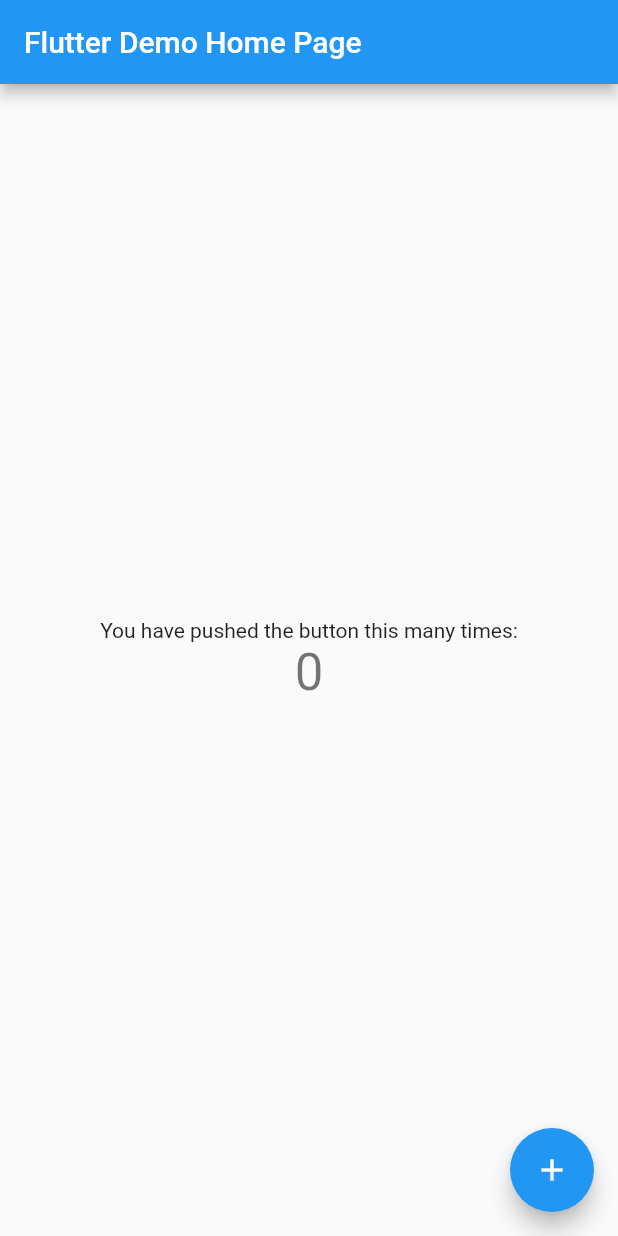
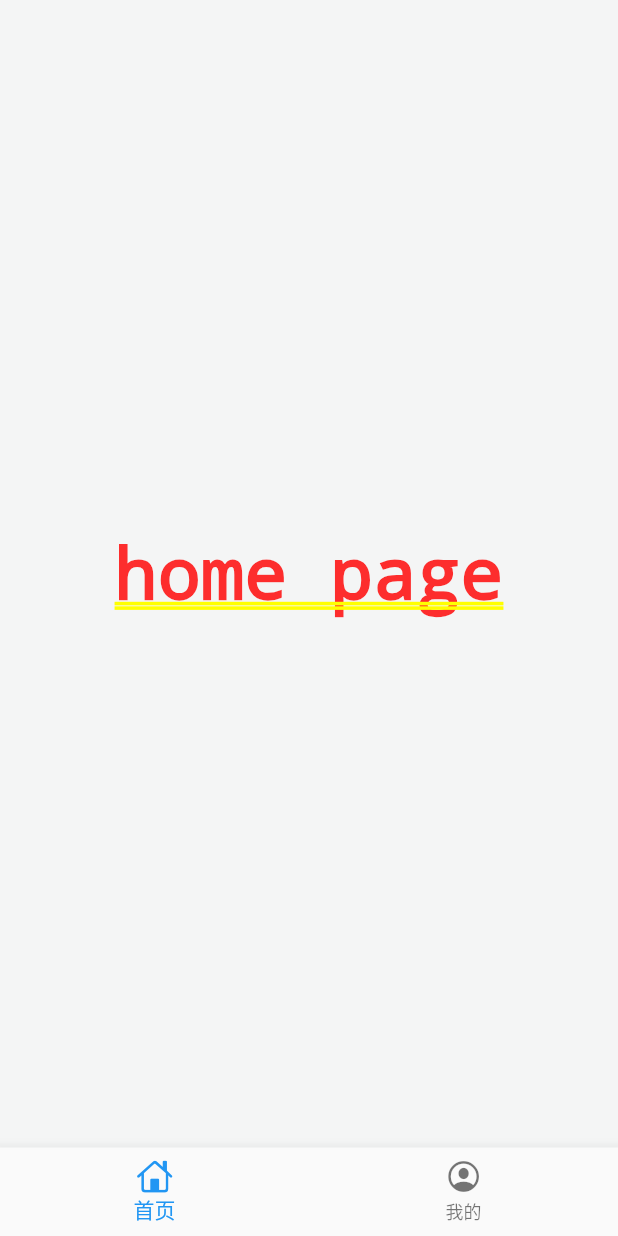
Before and after one commit to yusenD/HIT-SELL-THING, a Flutter app: the screen it shows after launch, on a phone screen of 412 x 824 dp. Run offline on Flutter 3.47's test engine with Material 2 defaults, Android fonts, the phone set to English and light mode, and no system bars.

Commit message:
have a start

```diff
--- a/hit_sell_thing/lib/main.dart
+++ b/hit_sell_thing/lib/main.dart
@@ -1,111 +1,20 @@
+import 'dart:math';
+
 import 'package:flutter/material.dart';
+import 'package:hit_sell_thing/page/index.dart';
 
-void main() => runApp(MyApp());
+void main(){
+  runApp(MyApp());
+}
 
-class MyApp extends StatelessWidget {
-  // This widget is the root of your application.
+class MyApp extends StatelessWidget{
   @override
   Widget build(BuildContext context) {
+
     return MaterialApp(
-      title: 'Flutter Demo',
-      theme: ThemeData(
-        // This is the theme of your application.
-        //
-        // Try running your application with "flutter run". You'll see the
-        // application has a blue toolbar. Then, without quitting the app, try
-        // changing the primarySwatch below to Colors.green and then invoke
-        // "hot reload" (press "r" in the console where you ran "flutter run",
-        // or simply save your changes to "hot reload" in a Flutter IDE).
-        // Notice that the counter didn't reset back to zero; the application
-        // is not restarted.
-        primarySwatch: Colors.blue,
-      ),
-      home: MyHomePage(title: 'Flutter Demo Home Page'),
+      title: '工大二手街',
+      home: new IndexPage(),
     );
   }
+
 }
-
-class MyHomePage extends StatefulWidget {
-  MyHomePage({Key key, this.title}) : super(key: key);
-
-  // This widget is the home page of your application. It is stateful, meaning
-  // that it has a State object (defined below) that contains fields that affect
-  // how it looks.
-
-  // This class is the configuration for the state. It holds the values (in this
-  // case the title) provided by the parent (in this case the App widget) and
-  // used by the build method of the State. Fields in a Widget subclass are
-  // always marked "final".
-
-  final String title;
-
-  @override
-  _MyHomePageState createState() => _MyHomePageState();
-}
-
-class _MyHomePageState extends State<MyHomePage> {
-  int _counter = 0;
-
-  void _incrementCounter() {
-    setState(() {
-      // This call to setState tells the Flutter framework that something has
-      // changed in this State, which causes it to rerun the build method below
-      // so that the display can reflect the updated values. If we changed
-      // _counter without calling setState(), then the build method would not be
-      // called again, and so nothing would appear to happen.
-      _counter++;
-    });
-  }
-
-  @override
-  Widget build(BuildContext context) {
-    // This method is rerun every time setState is called, for instance as done
-    // by the _incrementCounter method above.
-    //
-    // The Flutter framework has been optimized to make rerunning build methods
-    // fast, so that you can just rebuild anything that needs updating rather
-    // than having to individually change instances of widgets.
-    return Scaffold(
-      appBar: AppBar(
-        // Here we take the value from the MyHomePage object that was created by
-        // the App.build method, and use it to set our appbar title.
-        title: Text(widget.title),
-      ),
-      body: Center(
-        // Center is a layout widget. It takes a single child and positions it
-        // in the middle of the parent.
-        child: Column(
-          // Column is also layout widget. It takes a list of children and
-          // arranges them vertically. By default, it sizes itself to fit its
-          // children horizontally, and tries to be as tall as its parent.
-          //
-          // Invoke "debug painting" (press "p" in the console, choose the
-          // "Toggle Debug Paint" action from the Flutter Inspector in Android
-          // Studio, or the "Toggle Debug Paint" command in Visual Studio Code)
-          // to see the wireframe for each widget.
-          //
-          // Column has various properties to control how it sizes itself and
-          // how it positions its children. Here we use mainAxisAlignment to
-          // center the children vertically; the main axis here is the vertical
-          // axis because Columns are vertical (the cross axis would be
-          // horizontal).
-          mainAxisAlignment: MainAxisAlignment.center,
-          children: <Widget>[
-            Text(
-              'You have pushed the button this many times:',
-            ),
-            Text(
-              '$_counter',
-              style: Theme.of(context).textTheme.display1,
-            ),
-          ],
-        ),
-      ),
-      floatingActionButton: FloatingActionButton(
-        onPressed: _incrementCounter,
-        tooltip: 'Increment',
-        child: Icon(Icons.add),
-      ), // This trailing comma makes auto-formatting nicer for build methods.
-    );
-  }
-}
--- /dev/null
+++ b/hit_sell_thing/lib/page/home.dart
@@ -0,0 +1,24 @@
+import 'package:flutter/material.dart';
+import 'package:flutter/cupertino.dart';
+
+class HomePage extends StatefulWidget{
+  @override
+  State<StatefulWidget> createState() {
+    // TODO: implement createState
+    return new HomePageState();
+  }
+}
+
+class HomePageState extends State<HomePage>{
+  @override
+  Widget build(BuildContext context) {
+    // TODO: implement build
+    return new MaterialApp(
+      title: 'home',
+      home: Center(
+        child: new Text('home page'),
+      )
+    );
+  }
+
+}
--- /dev/null
+++ b/hit_sell_thing/lib/page/index.dart
@@ -0,0 +1,61 @@
+
+import 'package:flutter/cupertino.dart';
+import 'package:flutter/material.dart';
+import 'package:hit_sell_thing/page/home.dart';
+import 'package:hit_sell_thing/page/my.dart';
+
+
+class IndexPage extends StatefulWidget{
+  @override
+  State<StatefulWidget> createState() {
+    // TODO: implement createState
+    return new IndexPageState();
+      }
+}
+
+ class IndexPageState extends State<IndexPage>{
+
+  final List<BottomNavigationBarItem> bottomTabs = [
+    new BottomNavigationBarItem(
+      icon: new Icon(CupertinoIcons.home),
+      title: new Text("首页"),
+    ),
+    new BottomNavigationBarItem(
+      icon: new Icon(CupertinoIcons.profile_circled),
+      title: new Text("我的"),
+    )
+  ];
+
+  final List tabBodies = [
+    new HomePage(),
+    new MyPage()
+  ];
+
+  var curIndex = 0;
+  var curPage;
+
+  @override
+  void initState() {
+    super.initState();
+    curPage = tabBodies[curIndex];
+  }
+
+  @override
+  Widget build(BuildContext context) {
+    return new Scaffold(
+      backgroundColor: new Color.fromRGBO(244, 245, 245, 1.0),
+      bottomNavigationBar: new BottomNavigationBar(
+        type: BottomNavigationBarType.fixed,
+        currentIndex: curIndex,
+        items: bottomTabs,
+        onTap: (index){
+          setState(() {
+            curIndex = index;
+            curPage = tabBodies[curIndex];
+          });
+        },
+      ),
+      body: curPage,
+    );
+  }
+ }
--- /dev/null
+++ b/hit_sell_thing/lib/page/my.dart
@@ -0,0 +1,25 @@
+import 'package:flutter/cupertino.dart';
+import 'package:flutter/material.dart';
+
+class MyPage extends StatefulWidget{
+  @override
+  State<StatefulWidget> createState() {
+    // TODO: implement createState
+    return new MyPageState();
+  }
+
+}
+
+class MyPageState extends State<MyPage>{
+  @override
+  Widget build(BuildContext context) {
+    // TODO: implement build
+    return MaterialApp(
+      title: 'my page',
+      home: Center(
+        child: new Text('my page'),
+      )
+    );
+  }
+
+}
```
Also changed, not shown: 1 other file.
